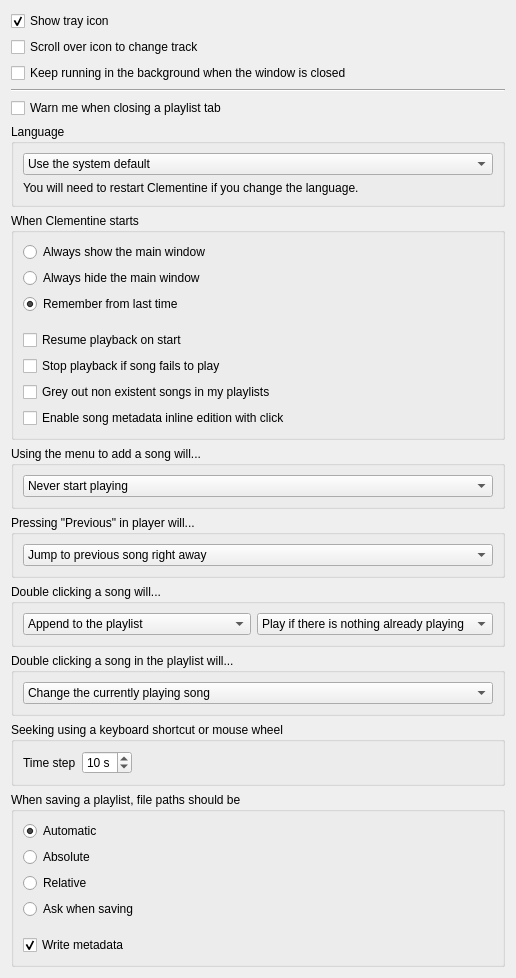
Old version of the form src/ui/behavioursettingspage.ui in the repository clementine-player/Clementine.
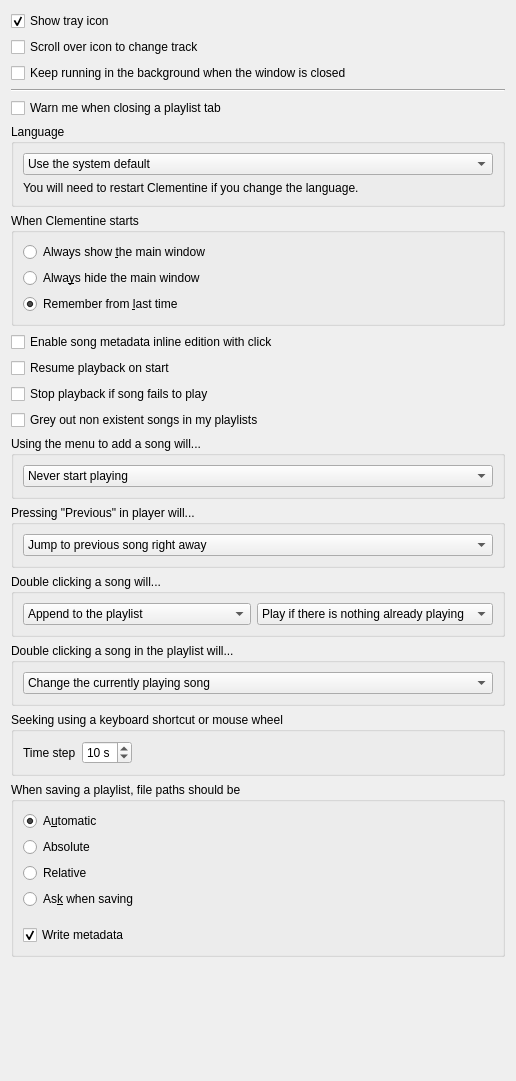
New version of the form.

Commit message: Make systray settings available only if there is a systray on the system (#6153)

The edit to the form file:
```diff
--- a/src/ui/behavioursettingspage.ui
+++ b/src/ui/behavioursettingspage.ui
@@ -7,7 +7,7 @@
     <x>0</x>
     <y>0</y>
     <width>516</width>
-    <height>851</height>
+    <height>1081</height>
    </rect>
   </property>
   <property name="windowTitle">
@@ -89,42 +89,39 @@
       <item>
        <widget class="QRadioButton" name="b_always_show_">
         <property name="text">
-         <string>Always show the main window</string>
+         <string>Always show &amp;the main window</string>
         </property>
        </widget>
       </item>
       <item>
        <widget class="QRadioButton" name="b_always_hide_">
         <property name="text">
-         <string>Always hide the main window</string>
+         <string>Alwa&amp;ys hide the main window</string>
         </property>
        </widget>
       </item>
       <item>
        <widget class="QRadioButton" name="b_remember_">
         <property name="text">
-         <string>Remember from last time</string>
+         <string>Remember from &amp;last time</string>
         </property>
         <property name="checked">
          <bool>true</bool>
         </property>
        </widget>
       </item>
+     </layout>
+    </widget>
+   </item>
       <item>
-       <spacer name="verticalSpacer_6">
-        <property name="orientation">
-         <enum>Qt::Vertical</enum>
-        </property>
-        <property name="sizeType">
-         <enum>QSizePolicy::Fixed</enum>
-        </property>
-        <property name="sizeHint" stdset="0">
-         <size>
-          <width>20</width>
-          <height>10</height>
-         </size>
-        </property>
-       </spacer>
+    <widget class="QCheckBox" name="b_click_edit_inline_">
+     <property name="toolTip">
+      <string>If activated, clicking a selected song in the playlist view will let you edit the tag value directly</string>
+     </property>
+     <property name="text">
+      <string>Enable song metadata inline edition with click</string>
+     </property>
+    </widget>
       </item>
       <item>
        <widget class="QCheckBox" name="resume_after_start_">
@@ -154,19 +151,6 @@
        </widget>
       </item>
       <item>
-       <widget class="QCheckBox" name="b_click_edit_inline_">
-        <property name="toolTip">
-         <string>If activated, clicking a selected song in the playlist view will let you edit the tag value directly</string>
-        </property>
-        <property name="text">
-         <string>Enable song metadata inline edition with click</string>
-        </property>
-       </widget>
-      </item>
-     </layout>
-    </widget>
-   </item>
-   <item>
     <widget class="QGroupBox" name="groupBox_8">
      <property name="title">
       <string>Using the menu to add a song will...</string>
@@ -364,7 +348,7 @@
       <item>
        <widget class="QRadioButton" name="b_automatic_path">
         <property name="text">
-         <string>Automatic</string>
+         <string>A&amp;utomatic</string>
         </property>
         <property name="checked">
          <bool>true</bool>
@@ -388,7 +372,7 @@
       <item>
        <widget class="QRadioButton" name="b_ask_path">
         <property name="text">
-         <string>Ask when saving</string>
+         <string>As&amp;k when saving</string>
         </property>
        </widget>
       </item>
```
Lines whose indentation alone changed are shown as unchanged. The commit also changes 1 other file.
